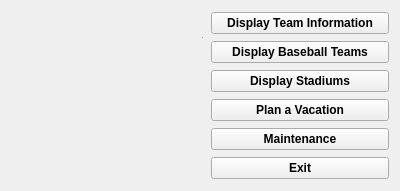
Qt form mainmenu.ui (bbisuna0/CS1D_baseball) before a commit.
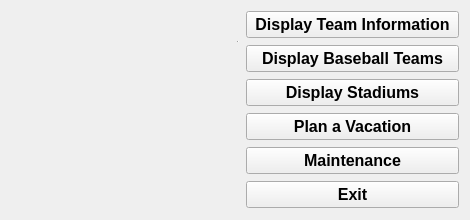
The same form after that commit. Icons and pictures are not drawn.

```diff
--- a/mainmenu.ui
+++ b/mainmenu.ui
@@ -6,20 +6,20 @@
    <rect>
     <x>0</x>
     <y>0</y>
-    <width>400</width>
-    <height>191</height>
+    <width>470</width>
+    <height>220</height>
    </rect>
   </property>
   <property name="minimumSize">
    <size>
-    <width>400</width>
-    <height>190</height>
+    <width>470</width>
+    <height>220</height>
    </size>
   </property>
   <property name="maximumSize">
    <size>
-    <width>404</width>
-    <height>214</height>
+    <width>470</width>
+    <height>220</height>
    </size>
   </property>
   <property name="windowTitle">
@@ -30,6 +30,7 @@
     <widget class="QPushButton" name="pb_team_report">
      <property name="font">
       <font>
+       <pointsize>12</pointsize>
        <bold>true</bold>
       </font>
      </property>
@@ -42,6 +43,7 @@
     <widget class="QPushButton" name="pb_maintenance">
      <property name="font">
       <font>
+       <pointsize>12</pointsize>
        <bold>true</bold>
       </font>
      </property>
@@ -54,6 +56,7 @@
     <widget class="QPushButton" name="pb_team_details">
      <property name="font">
       <font>
+       <pointsize>12</pointsize>
        <bold>true</bold>
       </font>
      </property>
@@ -66,6 +69,7 @@
     <widget class="QPushButton" name="pb_exit">
      <property name="font">
       <font>
+       <pointsize>12</pointsize>
        <bold>true</bold>
       </font>
      </property>
@@ -78,6 +82,7 @@
     <widget class="QPushButton" name="pb_stadium_report">
      <property name="font">
       <font>
+       <pointsize>12</pointsize>
        <bold>true</bold>
       </font>
      </property>
@@ -90,6 +95,7 @@
     <widget class="QPushButton" name="pb_plan_vacation">
      <property name="font">
       <font>
+       <pointsize>12</pointsize>
        <bold>true</bold>
       </font>
      </property>
@@ -102,14 +108,14 @@
     <widget class="QLabel" name="label_logo">
      <property name="minimumSize">
       <size>
-       <width>185</width>
-       <height>155</height>
+       <width>220</width>
+       <height>200</height>
       </size>
      </property>
      <property name="maximumSize">
       <size>
-       <width>185</width>
-       <height>155</height>
+       <width>220</width>
+       <height>200</height>
       </size>
      </property>
      <property name="text">
```
